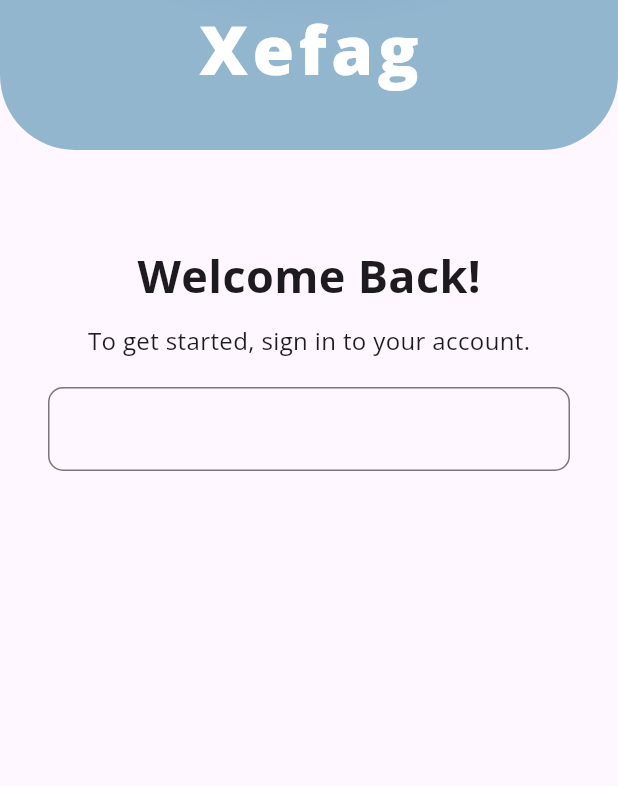
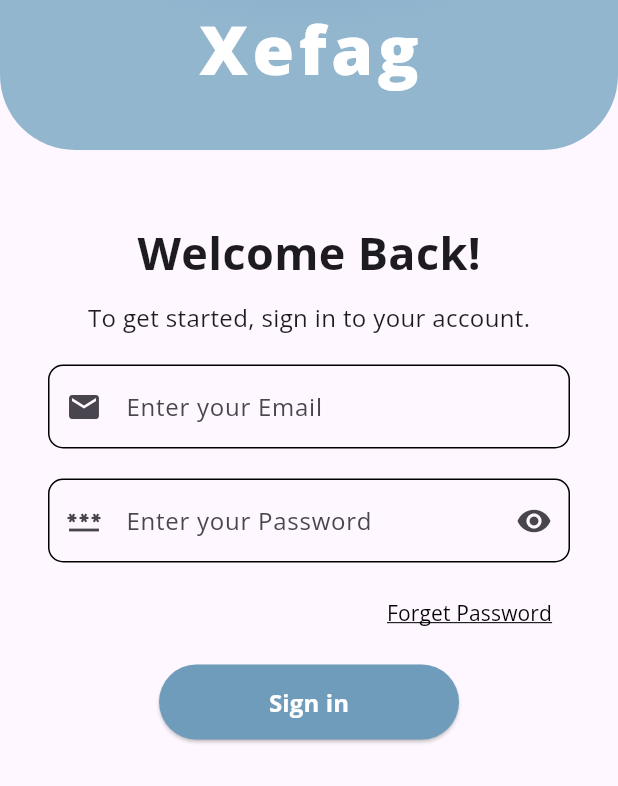
Before and after one commit to pankajseervi2604/xefag-project, a Flutter app: the screen it shows after launch, on a phone screen of 412 x 824 dp, the part 450-1236 px from its top. Run offline on Flutter 3.47's test engine with Material 3 defaults, Android fonts, the phone set to English and light mode, and no system bars.

Commit message:
finished login frontend design

```diff
--- a/lib/pages/login_page.dart
+++ b/lib/pages/login_page.dart
@@ -1,5 +1,3 @@
-import 'dart:math';
-
 import 'package:flutter/material.dart';
 
 class LoginPage extends StatelessWidget {
@@ -7,7 +5,8 @@ class LoginPage extends StatelessWidget {
   @override
   Widget build(BuildContext context) {
     return Scaffold(
-      body: Column(
+      body: SingleChildScrollView(
+        child: Column(
           children: [
             Container(
               height: 400,
@@ -57,7 +56,7 @@ class LoginPage extends StatelessWidget {
                 crossAxisAlignment: CrossAxisAlignment.center,
                 children: [
                   const SizedBox(
-                  height: 30,
+                    height: 15,
                   ),
                   Text(
                     "Welcome Back!",
@@ -81,22 +80,121 @@ class LoginPage extends StatelessWidget {
                   ),
 
                   // User Email
-
                   TextField(
                     decoration: InputDecoration(
-                    border: OutlineInputBorder(
+                      prefixIcon: Icon(Icons.email),
+                      hintText: "Enter your Email",
+                      // this will automatically change when user clicks on textfield
+                      // Note : if you are using focusedBorder then border widget is not required
+                      // but the border will not be visible so using enabledBorder , by defualt every textfield is enabled border
+                      focusedBorder: OutlineInputBorder(
                         borderRadius: BorderRadius.circular(10),
                         borderSide: BorderSide(
-                        width: 2,
+                          color: Color.fromRGBO(110, 156, 186, 1),
+                          width: 3,
+                        ),
+                      ),
+                      enabledBorder: OutlineInputBorder(
+                        borderRadius: BorderRadius.circular(10),
+                        borderSide: BorderSide(
+                          color: Colors.black,
+                          width: 1,
                         ),
                       ),
                     ),
+                  ),
+                  const SizedBox(
+                    height: 20,
+                  ),
+                  // User Password
+                  TextField(
+                    decoration: InputDecoration(
+                      prefixIcon: Icon(Icons.password),
+                      suffixIcon: IconButton(
+                        onPressed: () {},
+                        icon: Icon(Icons.remove_red_eye),
+                      ),
+                      hintText: "Enter your Password",
+                      focusedBorder: OutlineInputBorder(
+                        borderRadius: BorderRadius.circular(10),
+                        borderSide: BorderSide(
+                          color: Color.fromRGBO(110, 156, 186, 1),
+                          width: 3,
+                        ),
+                      ),
+                      enabledBorder: OutlineInputBorder(
+                        borderRadius: BorderRadius.circular(10),
+                        borderSide: BorderSide(
+                          color: Colors.black,
+                          width: 1,
+                        ),
+                      ),
+                    ),
+                  ),
+                  const SizedBox(
+                    height: 10,
+                  ),
+                  Align(
+                    alignment: Alignment.centerRight,
+                    child: TextButton(
+                      onPressed: () {},
+                      child: Text(
+                        "Forget Password",
+                        style: TextStyle(
+                          decoration: TextDecoration.underline,
+                          decorationThickness: 2,
+                          decorationColor: Colors.black,
+                          color: Colors.black,
+                        ),
+                      ),
+                    ),
+                  ),
+                  const SizedBox(
+                    height: 10,
+                  ),
+                  SizedBox(
+                    width: 200,
+                    height: 50,
+                    child: ElevatedButton(
+                      style: ElevatedButton.styleFrom(
+                        backgroundColor: Color.fromRGBO(110, 156, 186, 1),
+                      ),
+                      onPressed: () {},
+                      child: Text(
+                        "Sign in",
+                        style: TextStyle(
+                          color: Colors.white,
+                          fontWeight: FontWeight.bold,
+                          fontSize: 16,
+                        ),
+                      ),
+                    ),
+                  ),
+                  SizedBox(
+                    height: 20,
+                  ),
+                  Row(
+                    mainAxisAlignment: MainAxisAlignment.center,
+                    children: [
+                      Text("Dont't have account?"),
+                      TextButton(
+                        onPressed: () {},
+                        child: Text(
+                          "Sign Up",
+                          style: TextStyle(
+                            fontWeight: FontWeight.w800,
+                            color: Color.fromRGBO(110, 156, 186, 1),
+                          ),
+                        ),
+                      ),
+                    ],
                   ),
                 ],
               ),
             )
           ],
         ),
+      ),
     );
   }
 }
```
Lines whose indentation alone changed are shown as unchanged.
